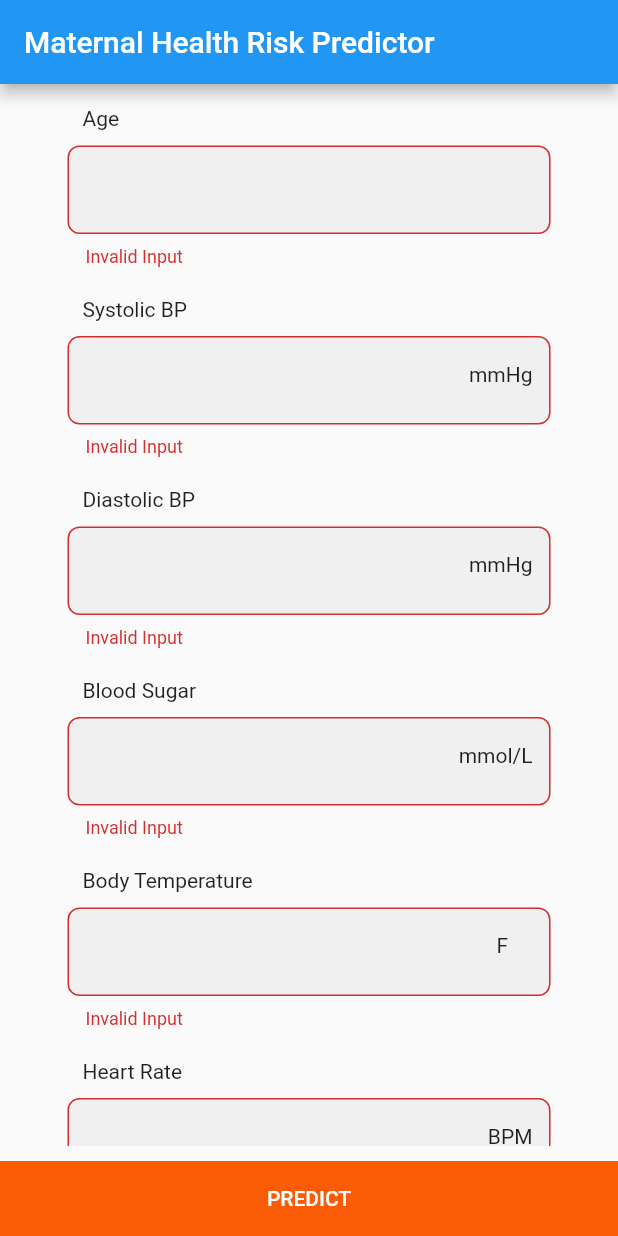
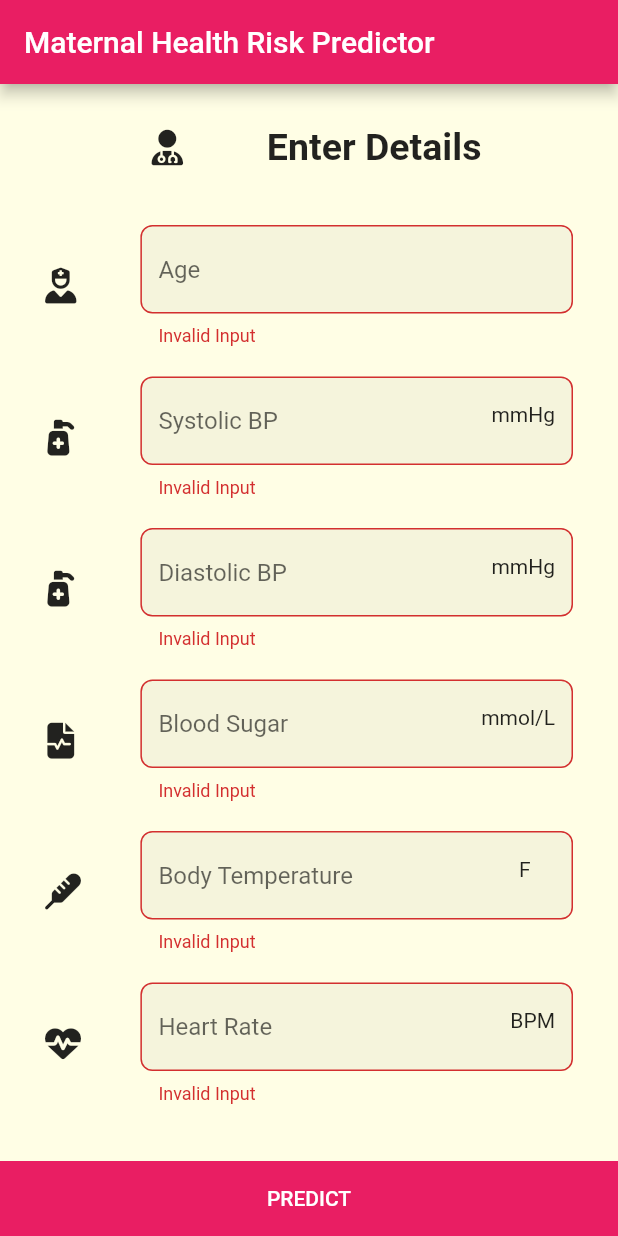
Before and after one commit to striver03/maternal-health-risk-predictor, a Flutter app: the screen it shows after launch, after a tap on "PREDICT", on a phone screen of 412 x 824 dp. Run offline on Flutter 3.47's test engine with Material 2 defaults, Android fonts, the phone set to English and light mode, and no system bars; our stand-ins replace font_awesome_flutter.

Commit message:
App Completed. Might require some amendments in future

```diff
--- a/ml_app/lib/form_screen.dart
+++ b/ml_app/lib/form_screen.dart
@@ -2,6 +2,7 @@ import 'dart:convert';
 
 import 'package:flutter/material.dart';
 import 'package:http/http.dart' as http;
+import 'package:font_awesome_flutter/font_awesome_flutter.dart';
 
 class FormScreen extends StatefulWidget {
   const FormScreen({Key? key}) : super(key: key);
@@ -23,24 +24,25 @@ class _FormScreenState extends State<FormScreen> {
   var _isLoading = false;
 
   Container _buildInputs(
+    IconData icon,
     String heading,
     String unit,
     TextEditingController controller,
   ) {
     return Container(
-      margin: const EdgeInsets.all(5),
-      padding: const EdgeInsets.symmetric(horizontal: 40),
-      child: Column(
+      margin: const EdgeInsets.all(10),
+      padding: const EdgeInsets.symmetric(horizontal: 20),
+      child: Row(
         children: <Widget>[
-          Container(
-            margin: const EdgeInsets.all(10),
-            alignment: Alignment.centerLeft,
-            child: Text(heading),
-          ),
-          TextFormField(
+          FaIcon(icon),
+          const Spacer(),
+          SizedBox(
+            width: MediaQuery.of(context).size.width * 0.7,
+            child: TextFormField(
               keyboardType: TextInputType.number,
               controller: controller,
               decoration: InputDecoration(
+                hintText: heading,
                 suffixIcon: Padding(
                   padding: const EdgeInsets.all(12),
                   child: Text(unit),
@@ -57,6 +59,7 @@ class _FormScreenState extends State<FormScreen> {
                 }
                 return null;
               },
+            ),
           ),
         ],
       ),
@@ -75,13 +78,31 @@ class _FormScreenState extends State<FormScreen> {
           "https://maternal-health-risk-predictor.herokuapp.com/predict?age=${_ageController.text}&systolicBP=${_systolicBPController.text}&diastolicBP=${_diastolicBPController.text}&bloodSugar=${_bloodSugarController.text}&bodyTemp=${_bodyTempController.text}&heartRate=${_heartRateController.text}");
       final response = await http.get(url);
       final responseData = json.decode(response.body);
+      String result = responseData['RiskLevel'].toString();
+      if (result == "['low risk']") {
+        result = "Low Risk";
+      } else if (result == "['mid risk']") {
+        result = "Mid Risk";
+      } else {
+        result = "High Risk";
+      }
       showDialog(
         context: context,
         builder: (_) => AlertDialog(
+          backgroundColor: const Color.fromRGBO(255, 254, 229, 1),
           content: Row(
             children: <Widget>[
-              const Text("Risk Level"),
-              Text(responseData['RiskLevel']),
+              Container(
+                margin: const EdgeInsets.all(10),
+                child: const Text(
+                  "Risk Level -",
+                  style: TextStyle(fontSize: 20),
+                ),
+              ),
+              Text(
+                result,
+                style: const TextStyle(fontSize: 20),
+              ),
             ],
           ),
         ),
@@ -92,7 +113,6 @@ class _FormScreenState extends State<FormScreen> {
           content: Text("Something went wrong"),
         ),
       );
-      print(error);
     }
     setState(() {
       _isLoading = false;
@@ -112,37 +132,64 @@ class _FormScreenState extends State<FormScreen> {
           : SafeArea(
               child: Column(
                 children: <Widget>[
+                  Container(
+                    margin: const EdgeInsets.all(10),
+                    padding: const EdgeInsets.all(10),
+                    width: 250,
+                    child: Row(
+                      children: <Widget>[
+                        Container(
+                          padding: const EdgeInsets.all(10),
+                          child: const FaIcon(FontAwesomeIcons.userDoctor),
+                        ),
+                        const Spacer(),
+                        const Text(
+                          "Enter Details",
+                          style: TextStyle(
+                            fontSize: 25,
+                            fontWeight: FontWeight.bold,
+                          ),
+                        ),
+                      ],
+                    ),
+                  ),
                   Expanded(
                     child: Form(
                       key: _form,
                       child: ListView(
                         children: <Widget>[
                           _buildInputs(
+                            FontAwesomeIcons.userNurse,
                             "Age",
                             "",
                             _ageController,
                           ),
                           _buildInputs(
+                            FontAwesomeIcons.pumpMedical,
                             "Systolic BP",
                             "mmHg",
                             _systolicBPController,
                           ),
                           _buildInputs(
+                            FontAwesomeIcons.pumpMedical,
                             "Diastolic BP",
                             "mmHg",
                             _diastolicBPController,
                           ),
                           _buildInputs(
+                            FontAwesomeIcons.fileWaveform,
                             "Blood Sugar",
                             "mmol/L",
                             _bloodSugarController,
                           ),
                           _buildInputs(
+                            FontAwesomeIcons.thermometer,
                             "Body Temperature",
                             "F",
                             _bodyTempController,
                           ),
                           _buildInputs(
+                            FontAwesomeIcons.heartPulse,
                             "Heart Rate",
                             "BPM",
                             _heartRateController,
@@ -156,7 +203,7 @@ class _FormScreenState extends State<FormScreen> {
                     height: 50,
                     width: double.infinity,
                     decoration: const BoxDecoration(
-                      color: Color(0XFFF95C04),
+                      color: Colors.pink,
                     ),
                     child: TextButton(
                       child: const Text(
--- a/ml_app/lib/main.dart
+++ b/ml_app/lib/main.dart
@@ -14,8 +14,13 @@ class MyApp extends StatefulWidget {
 class _MyAppState extends State<MyApp> {
   @override
   Widget build(BuildContext context) {
-    return const MaterialApp(
-      home: FormScreen(),
+    return MaterialApp(
+      theme: ThemeData(
+        primarySwatch: Colors.pink,
+        accentColor: Colors.amberAccent,
+        canvasColor: const Color.fromRGBO(255, 254, 229, 1),
+      ),
+      home: const FormScreen(),
     );
   }
 }
--- a/ml_app/pubspec.yaml
+++ b/ml_app/pubspec.yaml
@@ -35,6 +35,7 @@ dependencies:
   # Use with the CupertinoIcons class for iOS style icons.
   cupertino_icons: ^1.0.2
   http: ^0.13.4
+  font_awesome_flutter: ^10.1.0
 
 dev_dependencies:
   flutter_test:
```
Also changed, not shown: ml_app/pubspec.lock, 2 other files. Lines whose indentation alone changed are shown as unchanged.
